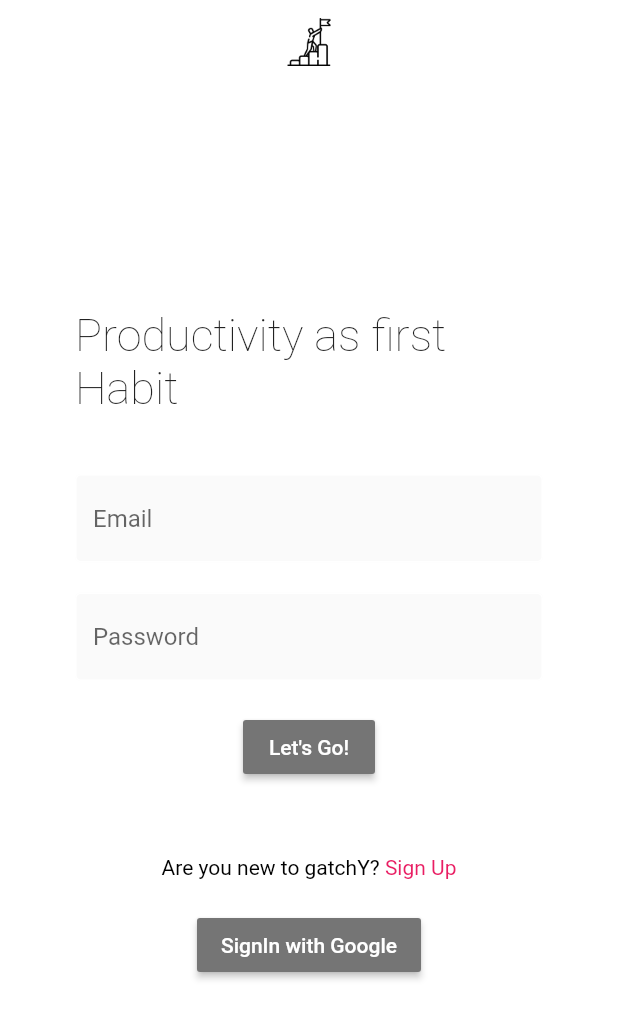
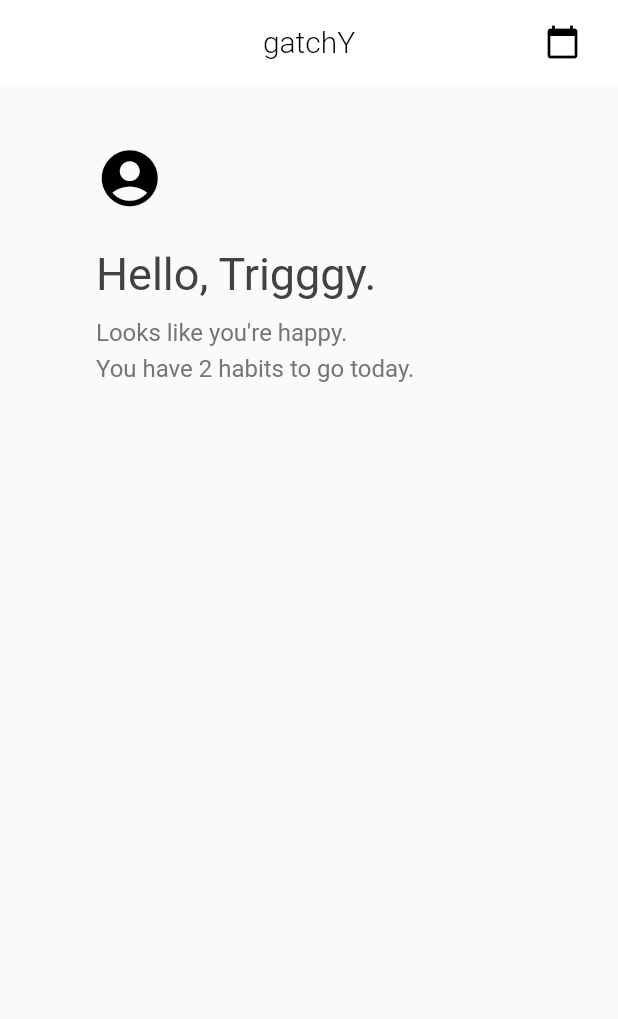
Before and after one commit to bri-shin/gatchy_work, a Flutter app: the screen it shows after launch, on a phone screen of 412 x 824 dp. Shown: the top 1019 px of the screen. Run offline on Flutter 3.47's test engine with Material 2 defaults, Android fonts, the phone set to English and light mode, and no system bars; our stand-ins replace cloud_firestore, firebase_auth, flutter_spinkit, google_sign_in; accounts and stored records are empty.

Commit message:
started main page

```diff
--- a/lib/main.dart
+++ b/lib/main.dart
@@ -3,6 +3,7 @@ import 'package:gatchy_work/models/user.dart';
 import 'package:gatchy_work/screens/wrapper.dart';
 import 'package:gatchy_work/services/auth.dart';
 import 'package:provider/provider.dart';
+import 'package:gatchy_work/screens/home_new/home.dart';
 
 void main() => runApp(MyApp());
 
@@ -13,7 +14,7 @@ class MyApp extends StatelessWidget {
     return StreamProvider<User>.value(
       // creating an instance of authservice and accessing 'user' stream
       value: AuthService().user,
-      child: MaterialApp(home: Wrapper(),debugShowCheckedModeBanner: false, ),
+      child: MaterialApp(home: gatchyHome(),debugShowCheckedModeBanner: false, ),
     );
   }
 }
--- /dev/null
+++ b/lib/screens/home_new/home.dart
@@ -0,0 +1,55 @@
+import "package:flutter/material.dart";
+
+
+class gatchyHome extends StatefulWidget {
+  @override
+  _gatchyHomeState createState() => _gatchyHomeState();
+}
+
+class _gatchyHomeState extends State<gatchyHome> with TickerProviderStateMixin{
+  @override
+  Widget build(BuildContext context) {
+    return new Scaffold(
+      appBar: new AppBar(
+        title: new Text("gatchY", style: TextStyle(fontSize: 20.0, fontWeight: FontWeight.w300, color: Colors.black ) ),
+        backgroundColor: Colors.white,
+        centerTitle: true,
+        actions: <Widget>[
+          Padding(
+            padding: const EdgeInsets.only(right:25.0),
+            child: Icon(Icons.calendar_today, color: Colors.black,),
+          ),
+        ],
+        elevation: 0.0,
+      ),
+      body: new Center(
+        child: Column(
+          crossAxisAlignment: CrossAxisAlignment.start,
+          children: <Widget>[
+            Row(),
+            Padding(
+              padding:const EdgeInsets.symmetric(horizontal: 64.0, vertical: 32.0),
+              child: Container(
+                child: Column(
+                  crossAxisAlignment: CrossAxisAlignment.start,
+                  children: <Widget>[
+                    Padding(
+                      padding: const EdgeInsets.symmetric(vertical: 8.0),
+                      child: Icon(Icons.account_circle, size: 45.0, color: Colors.black,),
+                    ),
+                    Padding(
+                    padding: const EdgeInsets.fromLTRB(0.0, 16.0, 0.0, 12.0),
+                    child: Text("Hello, Trigggy.", style: TextStyle(fontSize: 30.0, color: Colors.grey[800]),),
+                    ),
+                    Text("Looks like you're happy.", style: TextStyle(fontSize: 16.0, color: Colors.grey[600])),
+                    SizedBox(height: 5),
+                    Text("You have 2 habits to go today.", style: TextStyle(fontSize: 16.0, color: Colors.grey[600]))
+                  ],
+                  ),
+                )
+              )
+          ],)
+      )
+    );
+  }
+}
```
Also changed, not shown: 1 other file.
